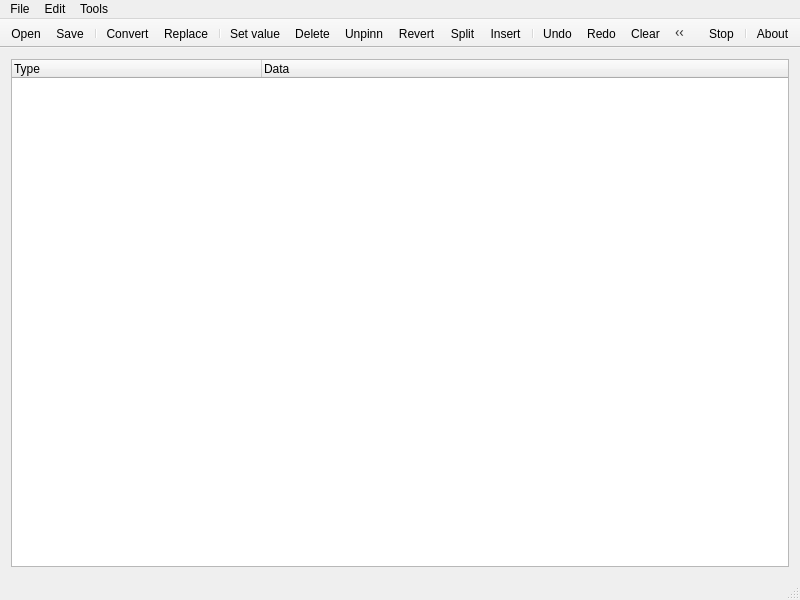
Above: mainwindow.ui from Kuszki/K-Converter before the change. Below: the same form after it.
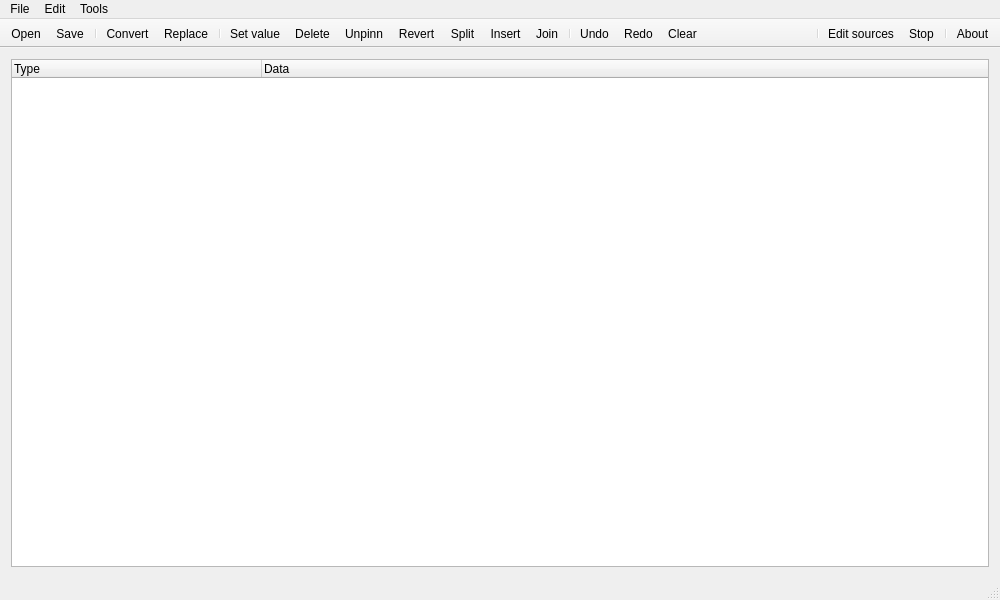
That is the form after the change. Icons and pictures are not drawn.

Commit message: Update interface and translations

```diff
--- a/mainwindow.ui
+++ b/mainwindow.ui
@@ -6,7 +6,7 @@
    <rect>
     <x>0</x>
     <y>0</y>
-    <width>800</width>
+    <width>1000</width>
     <height>600</height>
    </rect>
   </property>
@@ -69,6 +69,7 @@
    <addaction name="actionRevert"/>
    <addaction name="actionSplit"/>
    <addaction name="actionInsert"/>
+   <addaction name="actionJoin"/>
    <addaction name="separator"/>
    <addaction name="actionUndo"/>
    <addaction name="actionRedo"/>
@@ -105,7 +106,7 @@
     <rect>
      <x>0</x>
      <y>0</y>
-     <width>800</width>
+     <width>1000</width>
      <height>25</height>
     </rect>
    </property>
@@ -387,6 +388,21 @@
     <string>Ctrl+G</string>
    </property>
   </action>
+  <action name="actionJoin">
+   <property name="icon">
+    <iconset theme="media-playlist-repeat">
+     <normaloff>.</normaloff>.</iconset>
+   </property>
+   <property name="text">
+    <string>Join</string>
+   </property>
+   <property name="toolTip">
+    <string>Join items geometry and create new item.</string>
+   </property>
+   <property name="shortcut">
+    <string>Ctrl+J</string>
+   </property>
+  </action>
  </widget>
  <layoutdefault spacing="6" margin="11"/>
  <resources/>
```
The commit also changes 2 other files.
